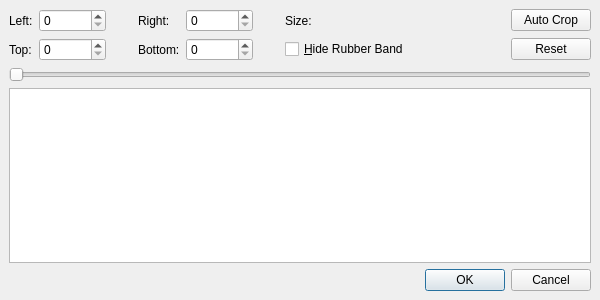
Above: avidemux_plugins/ADM_videoFilters6/crop/qt5/crop.ui from mean00/avidemux2 before the change. Below: the same form after it.
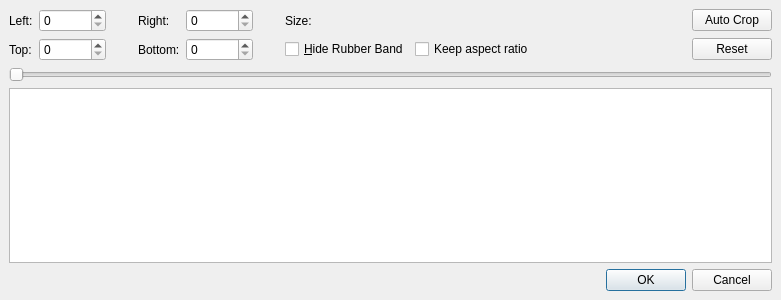
That is the form after the change. Custom widgets are drawn as their Qt base class.

Commit message: Crop filter keep aspect ratio option

What changed in the file:
```diff
--- a/avidemux_plugins/ADM_videoFilters6/crop/qt5/crop.ui
+++ b/avidemux_plugins/ADM_videoFilters6/crop/qt5/crop.ui
@@ -6,7 +6,7 @@
    <rect>
     <x>0</x>
     <y>0</y>
-    <width>600</width>
+    <width>781</width>
     <height>300</height>
    </rect>
   </property>
@@ -46,7 +46,7 @@
      <property name="spacing">
       <number>6</number>
      </property>
-     <item row="1" column="8">
+     <item row="1" column="9">
       <widget class="QPushButton" name="pushButtonReset">
        <property name="text">
         <string>Reset</string>
@@ -127,7 +127,7 @@
        </property>
       </widget>
      </item>
-     <item row="0" column="8">
+     <item row="0" column="9">
       <widget class="QPushButton" name="pushButtonAutoCrop">
        <property name="text">
         <string>Auto Crop</string>
@@ -171,7 +171,7 @@
        </property>
       </widget>
      </item>
-     <item row="0" column="7">
+     <item row="0" column="8">
       <spacer name="horizontalSpacer_4">
        <property name="orientation">
         <enum>Qt::Horizontal</enum>
@@ -197,6 +197,16 @@
        </property>
       </widget>
      </item>
+     <item row="1" column="7">
+      <widget class="QCheckBox" name="checkBoxKeepAspect">
+       <property name="enabled">
+        <bool>true</bool>
+       </property>
+       <property name="text">
+        <string>Keep aspect ratio</string>
+       </property>
+      </widget>
+     </item>
     </layout>
    </item>
    <item>
```
The commit also changes 7 other files.
